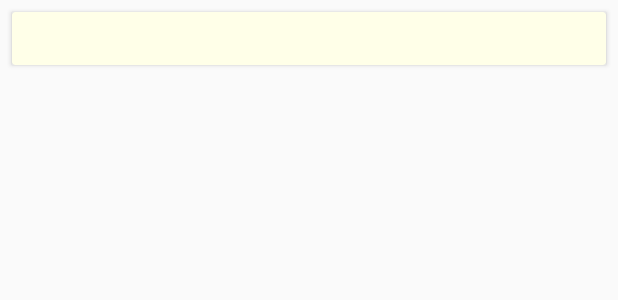
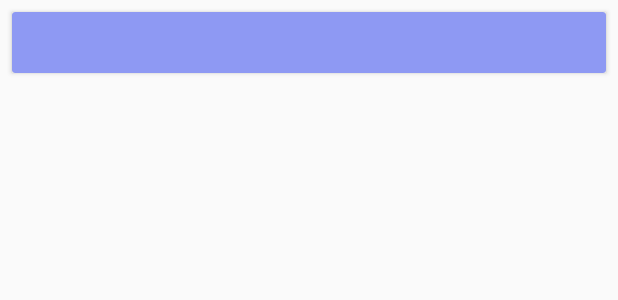
Before and after one commit to stimitom/ErasmusPartyApp, an Android app: the layout nationality.xml on its own in the app's theme, with its tools: preview values and no code run, on a phone screen of 412 x 824 dp. Shown: the top 300 px of the screen. Run offline under Robolectric (Android 15) with nearby library versions, the phone set to English and light mode, and no system bars.

Commit message:
styling again

```diff
--- a/app/src/main/res/layout/nationality.xml
+++ b/app/src/main/res/layout/nationality.xml
@@ -8,7 +8,7 @@
     android:layout_marginTop="8dp"
     android:layout_marginStart="8dp"
     android:layout_marginEnd="8dp"
-    app:cardBackgroundColor="#FFFFE8">
+    app:cardBackgroundColor="@color/colorPrimaryLight">
 
     <androidx.constraintlayout.widget.ConstraintLayout
         android:layout_width="match_parent"
@@ -19,9 +19,10 @@
             android:id="@+id/text_view_nationality"
             android:layout_width="wrap_content"
             android:layout_height="wrap_content"
-            android:textAppearance="@style/TextAppearance.AppCompat.Small"
+            android:textAppearance="@style/TextAppearance.AppCompat.Medium"
             app:layout_constraintStart_toStartOf="parent"
-            app:layout_constraintTop_toTopOf="parent" />
+            app:layout_constraintTop_toTopOf="parent"
+            android:textColor="@android:color/black"/>
 
     </androidx.constraintlayout.widget.ConstraintLayout>
 
```
